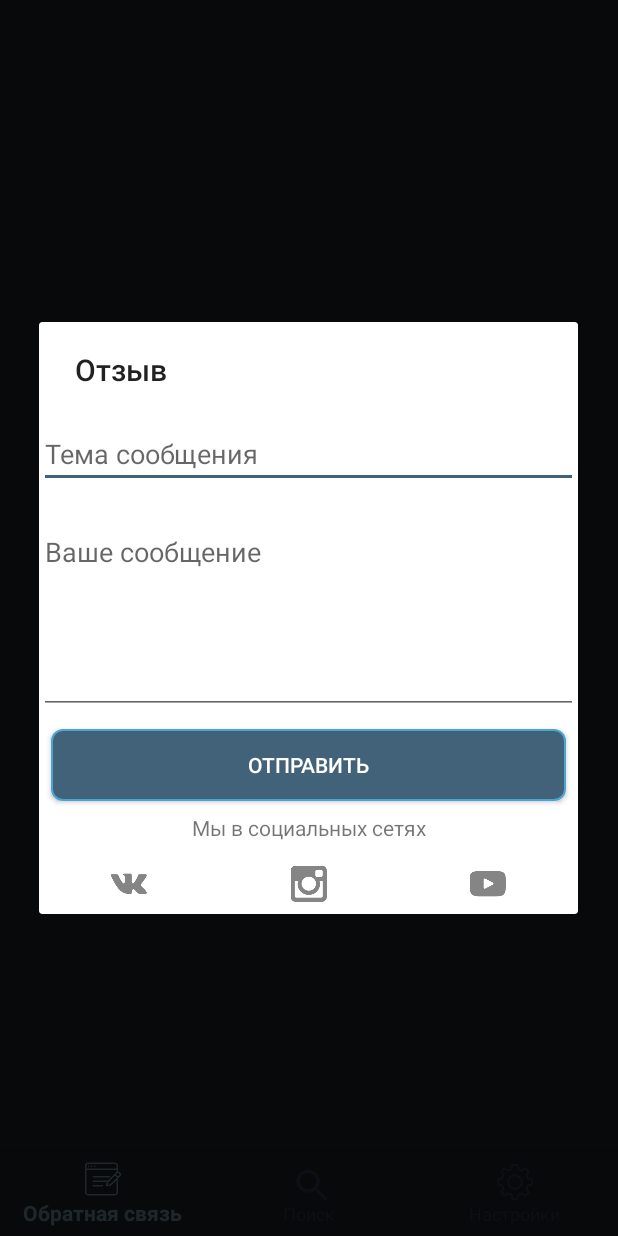
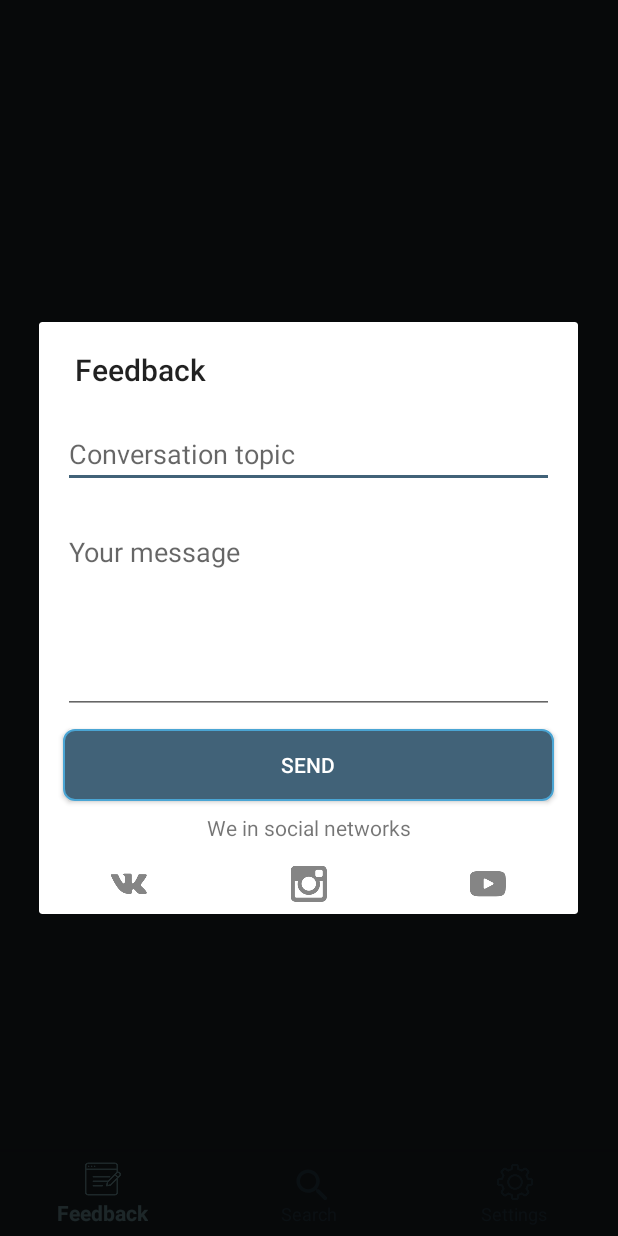
Before and after one commit to shcherbuk96/Hodite, an Android app: the screen it shows after launch (WebActivity), after a tap on an icon or button, on a phone screen of 412 x 824 dp. Run offline under Robolectric (Android 15) with nearby library versions, the phone set to English and light mode, and no system bars; libraries missing offline, so code that uses them is left out: com.kobakei.ratethisapp, org.xwalk.core; plain views replace XWalkView; pictures from the network do not load; 7 statements that could not run were skipped.

```diff
--- a/app/build.gradle
+++ b/app/build.gradle
@@ -6,8 +6,8 @@ android {
         applicationId "com.hodite.com.shcherbuk"
         minSdkVersion 16
         targetSdkVersion 27
-        versionCode 15
-        versionName "0.0.1"
+        versionCode 17
+        versionName "0.0.3"
         testInstrumentationRunner "android.support.test.runner.AndroidJUnitRunner"
         multiDexEnabled true
     }
--- a/app/src/main/AndroidManifest.xml
+++ b/app/src/main/AndroidManifest.xml
@@ -8,8 +8,6 @@
     <uses-permission android:name="android.permission.ACCESS_WIFI_STATE" />
     <uses-permission android:name="android.permission.INTERNET" />
     <uses-permission android:name="android.permission.WRITE_EXTERNAL_STORAGE" />
-    <uses-permission android:name="android.permission.READ_CONTACTS" />
-    <uses-permission android:name="android.permission.WRITE_CONTACTS" />
     <uses-permission android:name="android.permission.RECEIVE_BOOT_COMPLETED" />
 
     <application
--- a/app/src/main/java/com/hodite/com/shcherbuk/Constants.java
+++ b/app/src/main/java/com/hodite/com/shcherbuk/Constants.java
@@ -11,27 +11,23 @@ public interface Constants {
     public static final String TAG_WEB = "WebActivity";
     public static final String TAG_START = "StartActivity";
     public static final String TAG_MYSERVICE = "MyService";
-
     public static final String KEY_INTENT = "URL";  //Ключ для получения сайта по putExtra Intent
     public static final int NOTIFICATION_KEY = 1;
     public static final int NOTIFY_ID = 101;
-
     public static final int WAIT = 2000;
     /*НАСТРОЙКИ+СОХРАНЕНИЕ ИНФЫ*/
     public static final String CHECK_SETTINGS = "check_settings"; //Имя файла
     //Обучение
     public static final String hasWathed = "hasWathed"; // проверка на просмотр обучения
-
     public static final String notifShops = "notifShops"; // уведомления магазинов
     public static final String notifWebSite = "notifWebSite"; // уведомления сайта
-
     //Уведомления
     public static final String notif_text = "notif_text"; // Текст уведомления
     public static final String notif_url = "notif_url"; // Ссылка уведомления
-
     public static final long SERVIC_NOTIFY_INTERVAL = 1 * 10 * 1000; // 10 seconds
-
     String vkUrl = "https://vk.com/hodite";
     String instagramUrl = "https://www.instagram.com/hodite_com/";
     String youtubeUrl = "https://www.youtube.com/channel/UCLbVj3u1NYj045AuBpHIfyw";
+    String hoditeEmail="hodite.com@gmail.com";
+    String searchDeialogUrl="http://hodite.com/search.php?s=";
 }
--- a/app/src/main/java/com/hodite/com/shcherbuk/SplashActivity/SplashScreen.java
+++ b/app/src/main/java/com/hodite/com/shcherbuk/SplashActivity/SplashScreen.java
@@ -27,7 +27,6 @@ public class SplashScreen extends AppCompatActivity implements Constants {
         }, Constants.WAIT);
     }
 
-
     private void checkMessages() {
         if (getIntent() == null || getIntent().getStringExtra("URL") == null) {
             // проверяем, первый ли раз открывается программа
--- a/app/src/main/res/layout/activity_settings.xml
+++ b/app/src/main/res/layout/activity_settings.xml
@@ -1,6 +1,5 @@
 <?xml version="1.0" encoding="utf-8"?>
 <android.support.constraint.ConstraintLayout xmlns:android="http://schemas.android.com/apk/res/android"
-    xmlns:app="http://schemas.android.com/apk/res-auto"
     xmlns:tools="http://schemas.android.com/tools"
     android:layout_width="match_parent"
     android:layout_height="match_parent"
--- a/app/src/main/res/layout/feedback.xml
+++ b/app/src/main/res/layout/feedback.xml
@@ -10,8 +10,10 @@
         android:layout_width="match_parent"
         android:layout_height="wrap_content"
         android:layout_marginTop="20dp"
+        android:layout_marginLeft="@dimen/margin_padding_size_medium"
+        android:layout_marginRight="@dimen/margin_padding_size_medium"
         android:gravity="top"
-        android:hint="Тема сообщения"
+        android:hint="@string/feedback_theme_hint"
         android:lines="1" />
 
     <EditText
@@ -19,9 +21,11 @@
         android:layout_width="match_parent"
         android:layout_height="wrap_content"
         android:layout_marginTop="20dp"
+        android:layout_marginLeft="@dimen/margin_padding_size_medium"
+        android:layout_marginRight="@dimen/margin_padding_size_medium"
         android:ems="10"
         android:gravity="top"
-        android:hint="Ваше сообщение"
+        android:hint="@string/feedback_message_hint"
         android:inputType="textMultiLine"
         android:lines="5" />
 
@@ -29,11 +33,11 @@
         android:id="@+id/btnSubmit"
         android:layout_width="match_parent"
         android:layout_height="wrap_content"
-        android:layout_marginLeft="@dimen/margin_padding_size_small"
-        android:layout_marginRight="@dimen/margin_padding_size_small"
+        android:layout_marginLeft="@dimen/margin_padding_size_medium"
+        android:layout_marginRight="@dimen/margin_padding_size_medium"
         android:layout_marginTop="10dp"
         android:background="@drawable/bg_button"
-        android:text="Отправить"
+        android:text="@string/feedback_btn"
         android:textColor="@android:color/white" />
 
     <TextView
@@ -41,7 +45,7 @@
         android:layout_height="wrap_content"
         android:gravity="center"
         android:paddingTop="@dimen/margin_padding_size_small"
-        android:text="Мы в социальных сетях" />
+        android:text="@string/feedback_social" />
 
     <GridLayout
         android:layout_width="match_parent"
--- a/app/src/main/res/values/strings.xml
+++ b/app/src/main/res/values/strings.xml
@@ -1,27 +1,37 @@
 <resources>
     <string name="app_name">Hodite</string>
-    <string name="btn_web_browser">Открыть сайт с помощью браузера</string>
-    <string name="btn_web">sferitus.com/hodite/</string>
-    <string name="btn_web_hodite">hodite.com/brest5.html</string>
-    <string name="btn_push">Получить уведомление</string>
 
-    <string name="warning_message_internet">Данное приложение может взымать большое количество интернет-трафика! Хотите продолжить?</string>
+    <string name="settings">Settings</string>
+    <string name="comment">Feedback</string>
+    <string name="search">Search</string>
 
-    <string name="settings">Настройки</string>
-    <string name="comment">Обратная связь</string>
-    <string name="search">Поиск</string>
+    <string name="settings_website">Web-Site notifications</string>
+    <string name="settings_shop">Shop notifications</string>
+    <string name="settings_summary_website">Notifications about web-site updates</string>
+    <string name="settings_summary_shop">Notifications about store shares</string>
 
-    <string name="settings_website">Уведомления сайта</string>
-    <string name="settings_shop">Уведомления магазинов</string>
-    <string name="settings_summary_website">Получать уведомления об обновлениях сайта</string>
-    <string name="settings_summary_shop">Получать уведомления об акциях магазинов</string>
+    <string name="rate_title">Do you like Hodite?</string>
+    <string name="rate_message">Do you like using the app? Assess it.</string>
+    <string name="rate_yes">Assess Hodite</string>
+    <string name="rate_later">Later</string>
+    <string name="rate_no">No, thanks</string>
 
-    <string name="rate_title">Нравится Hodite?</string>
-    <string name="rate_message">Вам нравится пользоваться этим приложением? Оцените приложение.</string>
-    <string name="rate_yes">Оценить Hodite</string>
-    <string name="rate_later">Позже</string>
-    <string name="rate_no">Нет, спасибо</string>
+    <string name="search_dialog_hint">Type a query</string>
+    <string name="search_dialog_button">Search</string>
 
-    <string name="search_dialog_hint">Введите запрос</string>
-    <string name="search_dialog_button">Найти</string>
+    <string name="feedback_title">Feedback</string>
+    <string name="feedback_toast">Write a comment</string>
+    <string name="feedback_email_client">Choose an email client :</string>
+    <string name="feedback_theme_hint">Conversation topic</string>
+    <string name="feedback_message_hint">Your message</string>
+    <string name="feedback_btn">Send</string>
+    <string name="feedback_social">We in social networks</string>
+
+    <string name="error">Something is wrong</string>
+    <string name="exit_title">Exit</string>
+    <string name="exit_warning">Are you sure you want to get out?</string>
+
+    <string name="search_title">Search</string>
+    <string name="search_btn">Search</string>
+
 </resources>
--- a/app/src/main/res/values/styles.xml
+++ b/app/src/main/res/values/styles.xml
@@ -7,6 +7,7 @@
         <item name="colorPrimaryDark">@color/main_background</item>
         <item name="colorAccent">@color/button_not_active</item>
     </style>
+
     <style name="MainTheme" parent="Theme.AppCompat.Light">
         <!-- Customize your theme here. -->
         <item name="colorPrimary">@color/colorPrimary</item>
```
Also changed, not shown: app/src/main/java/com/hodite/com/shcherbuk/FirebaseMessagingService.java (+1 -8 lines), app/src/main/java/com/hodite/com/shcherbuk/WebActivity/WebActivity.java (+9 -13 lines), 3 other files.
